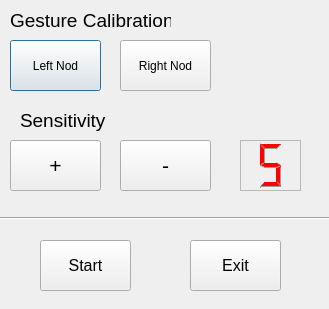
First picture: the form in Python Scripts/headMouse/MouseFSM_v2/GUI/settings.ui, repository Furkannn/senior-design, before the edit.
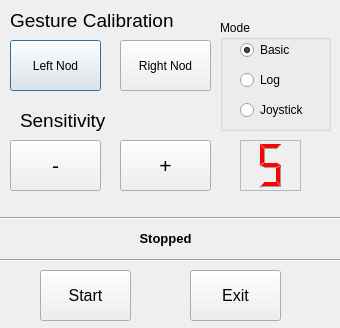
Second picture: the form after the edit.

What changed in the file:
```diff
--- a/Python Scripts/headMouse/MouseFSM_v2/GUI/settings.ui
+++ b/Python Scripts/headMouse/MouseFSM_v2/GUI/settings.ui
@@ -6,8 +6,8 @@
    <rect>
     <x>0</x>
     <y>0</y>
-    <width>329</width>
-    <height>309</height>
+    <width>340</width>
+    <height>328</height>
    </rect>
   </property>
   <property name="minimumSize">
@@ -27,7 +27,7 @@
     <rect>
      <x>10</x>
      <y>10</y>
-     <width>161</width>
+     <width>211</width>
      <height>21</height>
     </rect>
    </property>
@@ -71,7 +71,7 @@
     <rect>
      <x>20</x>
      <y>110</y>
-     <width>111</width>
+     <width>131</width>
      <height>21</height>
     </rect>
    </property>
@@ -84,28 +84,10 @@
     <string>Sensitivity</string>
    </property>
   </widget>
-  <widget class="QPushButton" name="plusButton">
-   <property name="geometry">
-    <rect>
-     <x>10</x>
-     <y>140</y>
-     <width>91</width>
-     <height>51</height>
-    </rect>
-   </property>
-   <property name="font">
-    <font>
-     <pointsize>16</pointsize>
-    </font>
-   </property>
-   <property name="text">
-    <string>+</string>
-   </property>
-  </widget>
   <widget class="QPushButton" name="minusButton">
    <property name="geometry">
     <rect>
-     <x>120</x>
+     <x>10</x>
      <y>140</y>
      <width>91</width>
      <height>51</height>
@@ -120,6 +102,24 @@
     <string>-</string>
    </property>
   </widget>
+  <widget class="QPushButton" name="plusButton">
+   <property name="geometry">
+    <rect>
+     <x>120</x>
+     <y>140</y>
+     <width>91</width>
+     <height>51</height>
+    </rect>
+   </property>
+   <property name="font">
+    <font>
+     <pointsize>16</pointsize>
+    </font>
+   </property>
+   <property name="text">
+    <string>+</string>
+   </property>
+  </widget>
   <widget class="QLCDNumber" name="lcdDisplay">
    <property name="geometry">
     <rect>
@@ -297,7 +297,7 @@
     <rect>
      <x>0</x>
      <y>210</y>
-     <width>331</width>
+     <width>341</width>
      <height>16</height>
     </rect>
    </property>
@@ -309,7 +309,7 @@
    <property name="geometry">
     <rect>
      <x>40</x>
-     <y>240</y>
+     <y>270</y>
      <width>91</width>
      <height>51</height>
     </rect>
@@ -327,7 +327,7 @@
    <property name="geometry">
     <rect>
      <x>190</x>
-     <y>240</y>
+     <y>270</y>
      <width>91</width>
      <height>51</height>
     </rect>
@@ -341,6 +341,97 @@
     <string>Exit</string>
    </property>
   </widget>
+  <widget class="QGroupBox" name="groupBox">
+   <property name="geometry">
+    <rect>
+     <x>220</x>
+     <y>20</y>
+     <width>111</width>
+     <height>111</height>
+    </rect>
+   </property>
+   <property name="title">
+    <string>Mode</string>
+   </property>
+   <widget class="QRadioButton" name="basicButton">
+    <property name="geometry">
+     <rect>
+      <x>20</x>
+      <y>20</y>
+      <width>95</width>
+      <height>20</height>
+     </rect>
+    </property>
+    <property name="text">
+     <string>Basic</string>
+    </property>
+    <property name="checked">
+     <bool>true</bool>
+    </property>
+   </widget>
+   <widget class="QRadioButton" name="logButton">
+    <property name="geometry">
+     <rect>
+      <x>20</x>
+      <y>50</y>
+      <width>95</width>
+      <height>20</height>
+     </rect>
+    </property>
+    <property name="text">
+     <string>Log</string>
+    </property>
+   </widget>
+   <widget class="QRadioButton" name="joystickButton">
+    <property name="geometry">
+     <rect>
+      <x>20</x>
+      <y>80</y>
+      <width>95</width>
+      <height>20</height>
+     </rect>
+    </property>
+    <property name="text">
+     <string>Joystick</string>
+    </property>
+   </widget>
+  </widget>
+  <widget class="QLabel" name="statusLabel">
+   <property name="geometry">
+    <rect>
+     <x>10</x>
+     <y>230</y>
+     <width>311</width>
+     <height>16</height>
+    </rect>
+   </property>
+   <property name="font">
+    <font>
+     <pointsize>10</pointsize>
+     <weight>75</weight>
+     <bold>true</bold>
+    </font>
+   </property>
+   <property name="text">
+    <string>Stopped</string>
+   </property>
+   <property name="alignment">
+    <set>Qt::AlignCenter</set>
+   </property>
+  </widget>
+  <widget class="Line" name="line_2">
+   <property name="geometry">
+    <rect>
+     <x>0</x>
+     <y>250</y>
+     <width>341</width>
+     <height>20</height>
+    </rect>
+   </property>
+   <property name="orientation">
+    <enum>Qt::Horizontal</enum>
+   </property>
+  </widget>
  </widget>
  <resources/>
  <connections>
```
Left out of the diff: 52 changed lines with no effect on the pictures.
